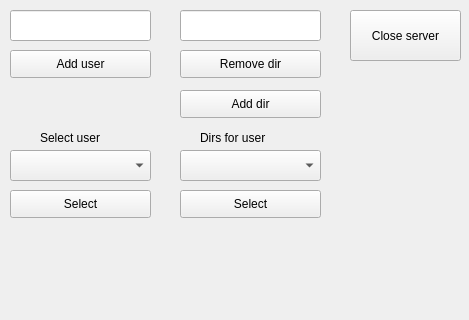
This is qt/main_qt.ui in vega-d/CatClient as Qt 5 draws it before an edit; both pictures show x 0 to 469 and y 0 to 320 of the 469 by 480 pixel window. The edited form follows.
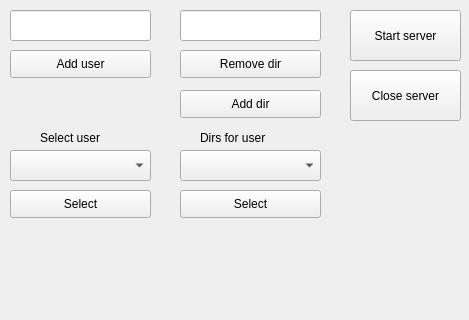
This is the edited form.

```diff
--- a/qt/main_qt.ui
+++ b/qt/main_qt.ui
@@ -17,7 +17,7 @@
    <property name="geometry">
     <rect>
      <x>350</x>
-     <y>10</y>
+     <y>70</y>
      <width>111</width>
      <height>51</height>
     </rect>
@@ -157,6 +157,19 @@
     <string>Select</string>
    </property>
   </widget>
+  <widget class="QPushButton" name="start_button">
+   <property name="geometry">
+    <rect>
+     <x>350</x>
+     <y>10</y>
+     <width>111</width>
+     <height>51</height>
+    </rect>
+   </property>
+   <property name="text">
+    <string>Start server</string>
+   </property>
+  </widget>
  </widget>
  <resources/>
  <connections/>
```
